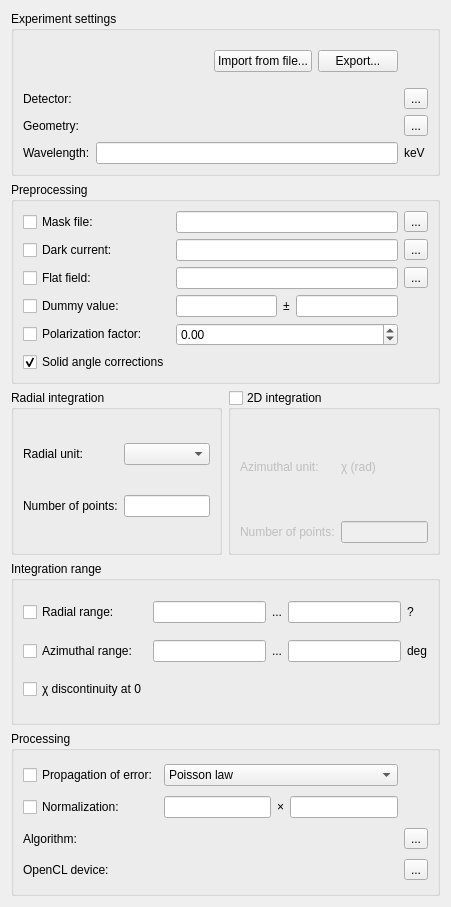
First picture: the form in pyFAI/resources/gui/worker-configurator.ui, repository silx-kit/pyFAI, before the edit.
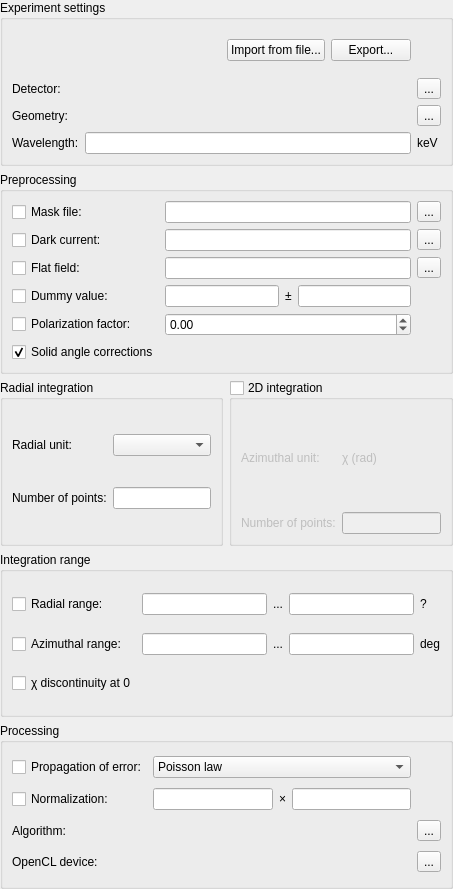
Second picture: the form after the edit. Custom widgets are drawn as their Qt base class.

```diff
--- a/pyFAI/resources/gui/worker-configurator.ui
+++ b/pyFAI/resources/gui/worker-configurator.ui
@@ -6,11 +6,14 @@
    <rect>
     <x>0</x>
     <y>0</y>
-    <width>451</width>
-    <height>907</height>
+    <width>453</width>
+    <height>889</height>
    </rect>
   </property>
   <layout class="QVBoxLayout" name="verticalLayout">
+   <property name="margin">
+    <number>0</number>
+   </property>
    <item>
     <widget class="QGroupBox" name="groupBox">
      <property name="title">
```
